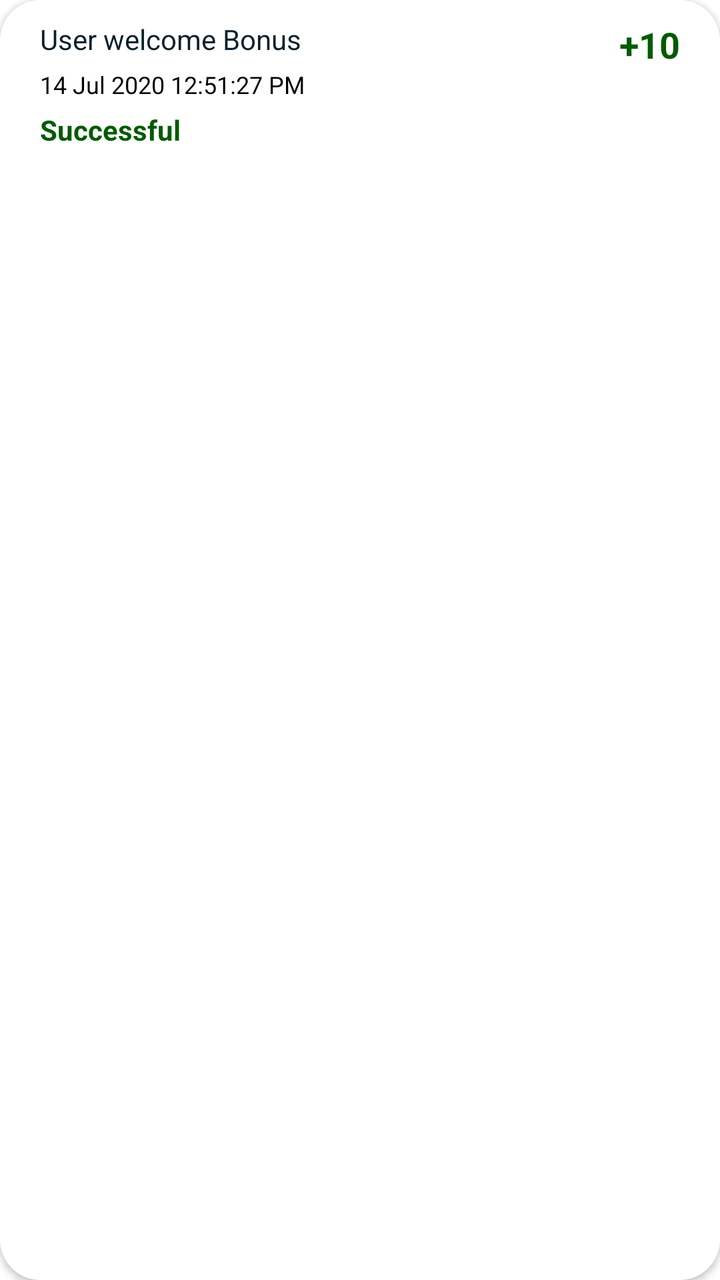
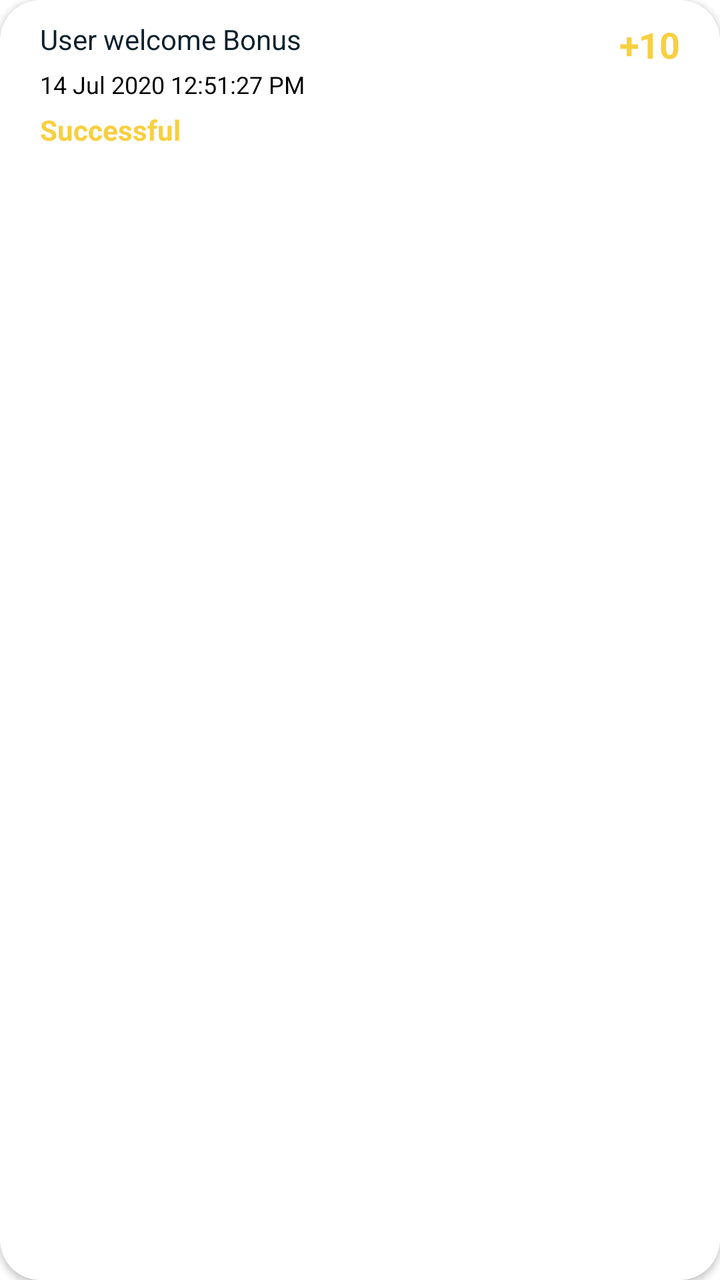

Screens rendered from an Android XML layout before and after an edit, with the pre-edit source and the edit as a unified diff.
<!-- AndroidManifest.xml: application theme Theme.Kalyanbazar -->
<!-- res/layout/adapter_wallet_statement.xml -->
<?xml version="1.0" encoding="utf-8"?>
<layout xmlns:android="http://schemas.android.com/apk/res/android"
    xmlns:app="http://schemas.android.com/apk/res-auto"
    xmlns:tools="http://schemas.android.com/tools">

    <data>

    </data>
    <androidx.cardview.widget.CardView
        android:layout_width="match_parent"
        android:layout_height="wrap_content"
        android:layout_marginVertical="3dp"
        app:cardBackgroundColor="@color/white_opacity"
        app:cardCornerRadius="20dp">

        <LinearLayout
            android:layout_width="match_parent"
            android:layout_height="wrap_content"
            android:orientation="horizontal">

            <LinearLayout
                android:id="@+id/ll_wallet"
                android:layout_width="match_parent"
                android:layout_height="wrap_content"
                android:orientation="horizontal"
                android:paddingHorizontal="20dp"
                android:paddingVertical="10dp">

                <LinearLayout
                    android:layout_width="0dp"
                    android:layout_height="wrap_content"
                    android:layout_weight="1"
                    android:orientation="vertical">

                    <com.google.android.material.textview.MaterialTextView
                        android:id="@+id/bonusName"
                        android:layout_width="wrap_content"
                        android:layout_height="wrap_content"
                        android:text="User welcome Bonus"
                        android:textColor="@color/blackdark" />

                    <com.google.android.material.textview.MaterialTextView
                        android:id="@+id/dateTime"
                        android:layout_width="wrap_content"
                        android:layout_height="wrap_content"
                        android:layout_marginVertical="5dp"
                        android:text="14 Jul 2020 12:51:27 PM"
                        android:textColor="@color/black"
                        android:textSize="12sp" />

                    <com.google.android.material.textview.MaterialTextView
                        android:id="@+id/tranStatus"
                        android:layout_width="wrap_content"
                        android:layout_height="wrap_content"
                        android:textColor="@color/greendark"
                        android:text="Successful"
                        android:textStyle="bold" />

                </LinearLayout>

                <LinearLayout
                    android:layout_width="wrap_content"
                    android:layout_height="wrap_content"
                    android:orientation="vertical">

                    <com.google.android.material.textview.MaterialTextView
                        android:id="@+id/coins"
                        android:layout_width="wrap_content"
                        android:layout_height="wrap_content"
                        android:text="+10"
                        android:textColor="@color/greendark"
                        android:textSize="18sp"
                        android:textStyle="bold" />
                </LinearLayout>

            </LinearLayout>

        </LinearLayout>


    </androidx.cardview.widget.CardView>
</layout>
<!-- resources referenced by this layout -->
<resources>
  <color name="black">#FF000000</color>
  <color name="blackdark">#09202C</color>
  <color name="greendark">#025B00</color>
  <color name="white_opacity">#FFFFFFFF</color>
  <style name="Theme.Kalyanbazar" parent="Theme.MaterialComponents.DayNight.NoActionBar">
          
          <item name="colorPrimary">#6F083C</item>
          <item name="colorPrimaryVariant">@color/purple_700</item>
          <item name="colorOnPrimary">@color/white</item>
          
          <item name="colorSecondary">@color/teal_200</item>
          <item name="colorSecondaryVariant">@color/teal_700</item>
          <item name="colorOnSecondary">@color/black</item>
          
          <item name="android:statusBarColor">?attr/colorPrimaryVariant</item>
          
      </style>
  <color name="purple_700">#FF3700B3</color>
  <color name="white">#FFFFFFFF</color>
  <color name="teal_200">#FF03DAC5</color>
  <color name="teal_700">#FF018786</color>
</resources>

<!-- the commit's change to res/layout/adapter_wallet_statement.xml (unified diff, before → after) -->
@@ -52,7 +52,7 @@
                         android:id="@+id/tranStatus"
                         android:layout_width="wrap_content"
                         android:layout_height="wrap_content"
-                        android:textColor="@color/greendark"
+                        android:textColor="@color/golden"
                         android:text="Successful"
                         android:textStyle="bold" />
 
@@ -68,7 +68,7 @@
                         android:layout_width="wrap_content"
                         android:layout_height="wrap_content"
                         android:text="+10"
-                        android:textColor="@color/greendark"
+                        android:textColor="@color/golden"
                         android:textSize="18sp"
                         android:textStyle="bold" />
                 </LinearLayout>
<!-- resource entries referenced after the edit -->
@@ -2,12 +2,12 @@
 <resources>
   <color name="black">#FF000000</color>
   <color name="blackdark">#09202C</color>
-  <color name="greendark">#025B00</color>
+  <color name="golden">#f8cf40</color>
   <color name="white_opacity">#FFFFFFFF</color>
   <style name="Theme.Kalyanbazar" parent="Theme.MaterialComponents.DayNight.NoActionBar">
           
           <item name="colorPrimary">#6F083C</item>
-          <item name="colorPrimaryVariant">@color/purple_700</item>
+          <item name="colorPrimaryVariant">@color/golden</item>
           <item name="colorOnPrimary">@color/white</item>
           
           <item name="colorSecondary">@color/teal_200</item>
@@ -17,7 +17,6 @@
           <item name="android:statusBarColor">?attr/colorPrimaryVariant</item>
           
       </style>
-  <color name="purple_700">#FF3700B3</color>
   <color name="white">#FFFFFFFF</color>
   <color name="teal_200">#FF03DAC5</color>
   <color name="teal_700">#FF018786</color>
